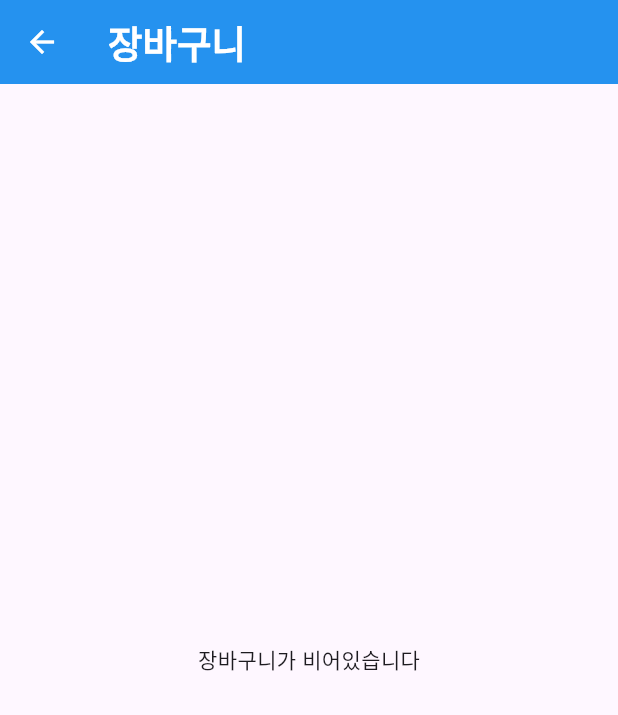
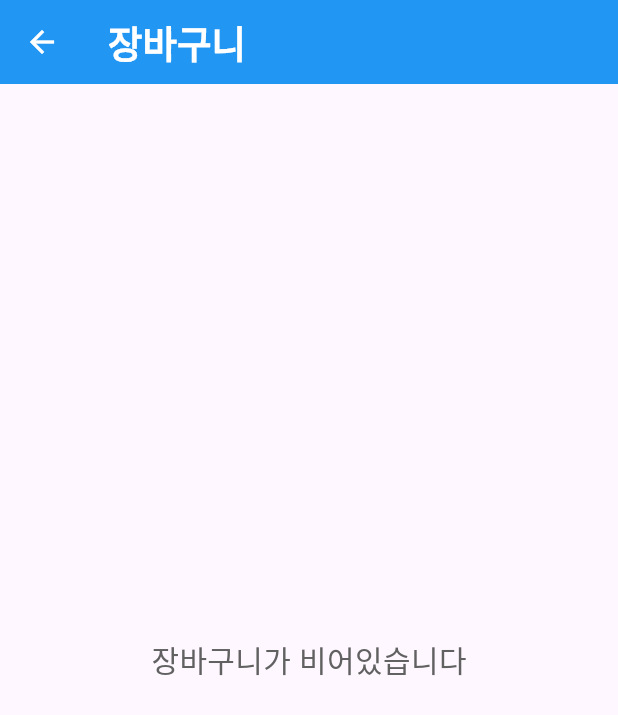
Before and after one commit to jaesol0105/flutter_shopping_app, a Flutter app: the screen it shows after launch, after a tap on the "shopping cart" icon, on a phone screen of 412 x 824 dp. Shown: the top 715 px of the screen. Run offline on Flutter 3.47's test engine with Material 3 defaults, Android fonts, the phone set to English and light mode, and no system bars; our stand-ins replace currency_text_input_formatter, image_picker.

Commit message:
feature: update lib UI, numberformat, cart_page image error

```diff
--- a/lib/view/add_item/add_item_page.dart
+++ b/lib/view/add_item/add_item_page.dart
@@ -67,7 +67,6 @@ class _AddItemPageState extends State<AddItemPage> {
       },
       child: Scaffold(
         appBar: AppBar(
-          backgroundColor: Theme.of(context).colorScheme.inversePrimary,
           leading: IconButton(
             icon: const Icon(Icons.arrow_back_ios_rounded),
             onPressed: () {
@@ -105,7 +104,7 @@ class _AddItemPageState extends State<AddItemPage> {
             left: 20,
             right: 20,
             top: 10,
-            bottom: 40,
+            bottom: 30,
           ),
           child: ElevatedButton(
             onPressed: () async {
@@ -115,7 +114,7 @@ class _AddItemPageState extends State<AddItemPage> {
             },
             style: ElevatedButton.styleFrom(
               minimumSize: Size(double.infinity, 54),
-              backgroundColor: Colors.black,
+              backgroundColor: Colors.blue,
               shape: RoundedRectangleBorder(
                 borderRadius: BorderRadius.circular(10),
               ),
--- a/lib/view/add_item/widgets/add_item_view.dart
+++ b/lib/view/add_item/widgets/add_item_view.dart
@@ -3,6 +3,7 @@ import 'package:flutter/material.dart';
 import 'package:flutter/services.dart';
 import 'package:flutter_project_3/view/add_item/widgets/photo_picker_row_view.dart';
 import 'package:image_picker/image_picker.dart';
+import 'package:intl/intl.dart';
 
 class AddItemView extends StatelessWidget {
   /// [상품 정보 입력 위젯]
@@ -101,7 +102,7 @@ class AddItemView extends StatelessWidget {
                 children: [
                   Spacer(),
                   Text(
-                    "원",
+                    "${NumberFormat('#,###').format(int.tryParse(priceController.text.replaceAll(',', '')) ?? 0)} 원",
                     style: TextStyle(
                       color: Colors.grey,
                       fontWeight: FontWeight.bold,
--- a/lib/view/cart_page/cart_page.dart
+++ b/lib/view/cart_page/cart_page.dart
@@ -64,7 +64,7 @@ class _CartPageState extends State<CartPage> {
   @override
   Widget build(BuildContext context) {
     return Scaffold(
-      appBar: AppBar(title: Text('장바구니'), elevation: 1),
+      appBar: AppBar(title: Text('장바구니')),
       body: widget.cartItemList.isEmpty
           ? EmptyCart()
           : CartListView(
--- a/lib/view/cart_page/empty_cart.dart
+++ b/lib/view/cart_page/empty_cart.dart
@@ -5,6 +5,11 @@ class EmptyCart extends StatelessWidget {
 
   @override
   Widget build(BuildContext context) {
-    return Center(child: Text('장바구니가 비어있습니다'));
+    return Center(
+      child: Text(
+        '장바구니가 비어있습니다',
+        style: TextStyle(fontSize: 20, color: Colors.grey[700]),
+      ),
+    );
   }
 }
--- a/lib/view/home_page/widgets/book_list_view.dart
+++ b/lib/view/home_page/widgets/book_list_view.dart
@@ -16,7 +16,7 @@ class BookListView extends StatelessWidget {
   @override
   Widget build(BuildContext context) {
     return ListView.separated(
-      padding: EdgeInsets.all(16),
+      padding: EdgeInsets.all(8),
       separatorBuilder: (BuildContext context, int index) =>
           SizedBox(height: 8),
       itemCount: bookList.length,
--- a/lib/view/home_page/widgets/book_view.dart
+++ b/lib/view/home_page/widgets/book_view.dart
@@ -22,10 +22,7 @@ class BookView extends StatelessWidget {
       elevation: 2,
       child: Ink(
         padding: const EdgeInsets.all(16),
-        decoration: BoxDecoration(
-          color: Colors.white,
-          borderRadius: BorderRadius.circular(12),
-        ),
+        decoration: BoxDecoration(borderRadius: BorderRadius.circular(12)),
         child: InkWell(
           onTap: onNavigateToDetail,
           borderRadius: BorderRadius.circular(12),
```
Also changed, not shown: lib/view/cart_page/cart_list_view.dart (+27 -7 lines).
